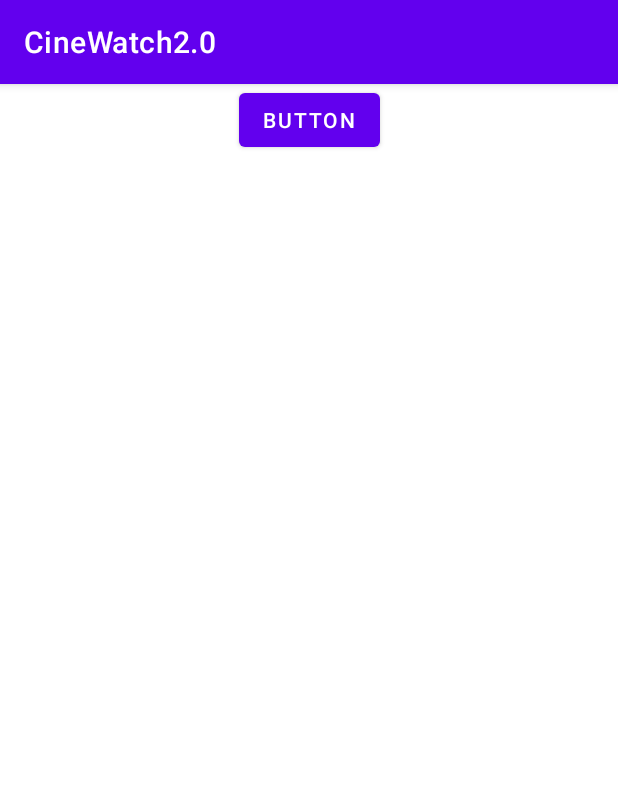
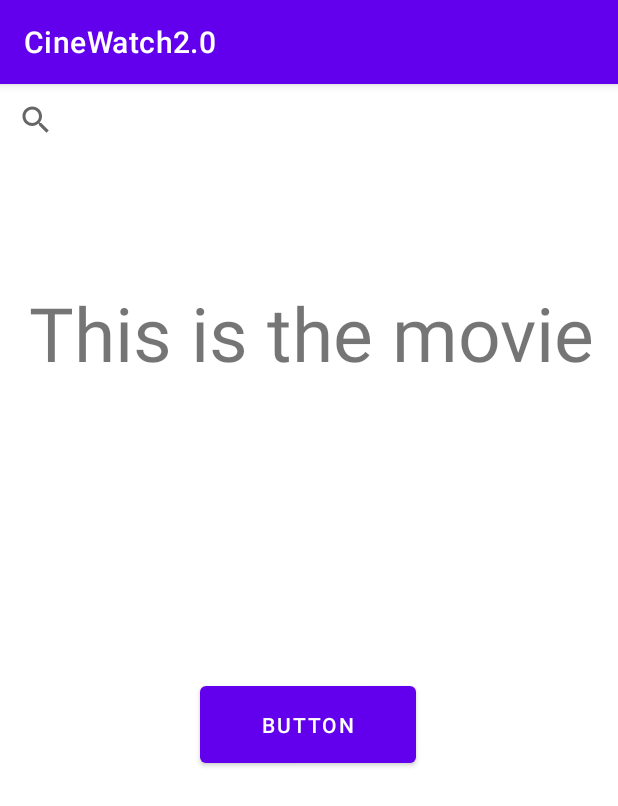
Before and after one commit to cperea1/Cine-watch, an Android app: the screen it shows after launch (MovieListActivity), on a phone screen of 412 x 824 dp. Shown: the top 806 px of the screen. Run offline under Robolectric (Android 15) with nearby library versions, the phone set to English and light mode, and no system bars.

Commit message:
ugh
it worked and then it didnt and then it did

```diff
--- a/CineWatch20/app/src/main/java/com/example/cinewatch20/MovieListActivity.java
+++ b/CineWatch20/app/src/main/java/com/example/cinewatch20/MovieListActivity.java
@@ -2,11 +2,13 @@ package com.example.cinewatch20;
 
 import androidx.appcompat.app.AppCompatActivity;
 
+import android.annotation.SuppressLint;
 import android.graphics.Movie;
 import android.os.Bundle;
 import android.util.Log;
 import android.view.View;
 import android.widget.Button;
+import android.widget.TextView;
 
 import com.example.cinewatch20.models.MovieModel;
 import com.example.cinewatch20.request.Service;
@@ -25,23 +27,27 @@ import retrofit2.Response;
 public class MovieListActivity extends AppCompatActivity {
 
     Button btn;
+    TextView movie_name;
 
+    @SuppressLint("MissingInflatedId")
     @Override
     protected void onCreate(Bundle savedInstanceState) {
         super.onCreate(savedInstanceState);
         setContentView(R.layout.activity_main);
 
         btn = findViewById(R.id.button);
+        movie_name = findViewById(R.id.movie_name);
 
         btn.setOnClickListener(new View.OnClickListener() {
             @Override
             public void onClick(View view) {
+
                 GetRetrofitResponseAccordingToID();
-            }
+            } //end onClick
         });
 
 
-    }
+    } //end onCreate
 
     private void GetRetrofitResponse() {
         MovieApi movieApi = Service.getMovieApi();
@@ -94,6 +100,7 @@ public class MovieListActivity extends AppCompatActivity {
                 if (response.code() == 200) {
                     MovieModel movie = response.body();
                     Log.v("Tag", "Name: " + movie.getTitle());
+                    movie_name.setText(movie.getTitle());
                 } //end if
                 else {
                     try {
--- a/CineWatch20/app/src/main/res/layout/activity_main.xml
+++ b/CineWatch20/app/src/main/res/layout/activity_main.xml
@@ -8,10 +8,36 @@
 
     <Button
         android:id="@+id/button"
+        android:layout_width="144dp"
+        android:layout_height="63dp"
+        android:text="Button"
+        app:layout_constraintBottom_toBottomOf="parent"
+        app:layout_constraintEnd_toEndOf="parent"
+        app:layout_constraintHorizontal_bias="0.498"
+        app:layout_constraintStart_toStartOf="parent"
+        app:layout_constraintTop_toTopOf="parent"
+        app:layout_constraintVertical_bias="0.561"
+        tools:ignore="MissingConstraints" />
+
+    <TextView
+        android:id="@+id/movie_name"
         android:layout_width="wrap_content"
         android:layout_height="wrap_content"
-        android:text="Button"
+        android:layout_marginTop="132dp"
+        android:text="This is the movie"
+        android:textAlignment="center"
+        android:textSize="50dp"
         app:layout_constraintEnd_toEndOf="parent"
+        app:layout_constraintHorizontal_bias="0.542"
         app:layout_constraintStart_toStartOf="parent"
-        tools:layout_editor_absoluteY="307dp" />
+        app:layout_constraintTop_toTopOf="parent"
+        tools:ignore="MissingConstraints" />
+
+    <SearchView
+        android:id="@+id/search"
+        android:layout_width="match_parent"
+        android:layout_height="wrap_content"
+        app:layout_constraintEnd_toEndOf="parent"
+        tools:layout_editor_absoluteY="1dp"
+        tools:ignore="MissingConstraints" />
 </androidx.constraintlayout.widget.ConstraintLayout>
```
